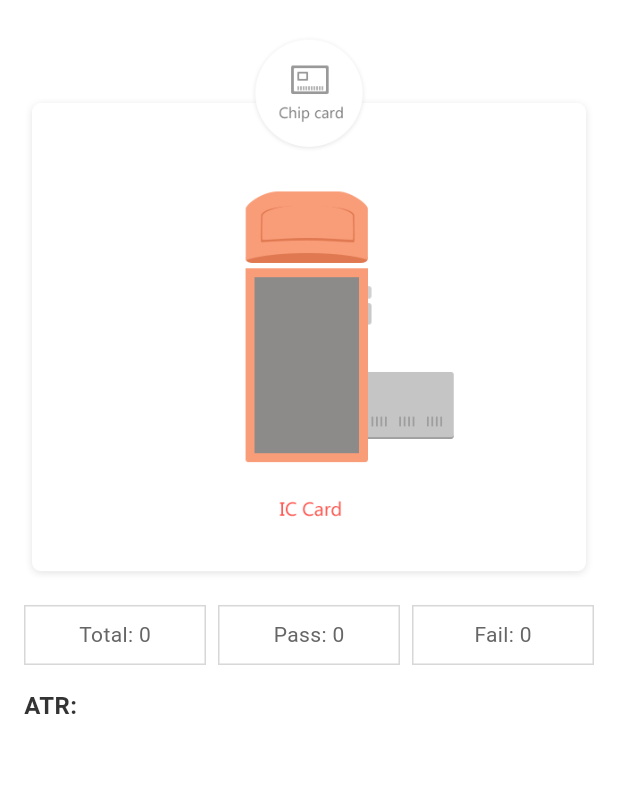
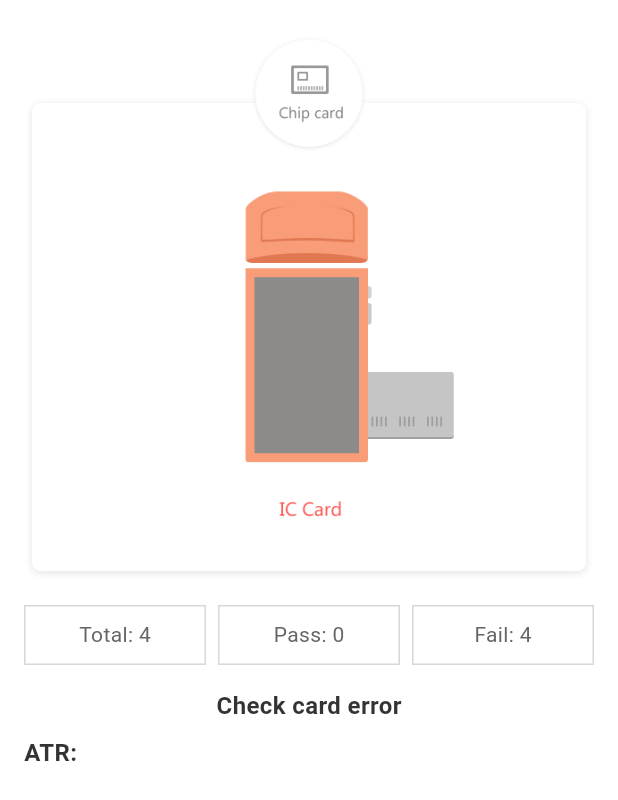
Before and after one commit to chuwuwang/sunmi-flutter-sdk, a Flutter app: the _ChipCardWidget widget shown alone on an empty page, opened directly, on a phone screen of 412 x 824 dp. Shown: the top 800 px of the screen. Run offline on Flutter 3.47's test engine with Material 3 defaults, Android fonts, the phone set to English and light mode, and no system bars; our stand-ins replace fluttertoast.

Commit message:
feat：add check ic card test function

```diff
--- a/lib/pages/card/card_ic_test_page.dart
+++ b/lib/pages/card/card_ic_test_page.dart
@@ -1,4 +1,7 @@
+import 'dart:convert';
+
 import 'package:flutter/material.dart';
+import 'package:sun_mi_flutter_sdk/engine/plugins/check_card_processor_engine.dart';
 import 'package:sun_mi_flutter_sdk/engine/plugins/entity/card_info.dart';
 import 'package:sun_mi_flutter_sdk/pages/base_state.dart';
 import 'package:sun_mi_flutter_sdk/pages/base_stateful_widget.dart';
@@ -33,11 +36,24 @@ class _ChipCardState extends BaseState<_ChipCardWidget> {
   int _failedTime = 0;
   int _successTime = 0;
   CardInfo ? _cardInfo;
+  String _description = "IC Card Test";
+
+  @override
+  void initState() {
+    super.initState();
+    _startCheckCard();
+  }
+
+  @override
+  void dispose() {
+    super.dispose();
+    CheckCardProcessorEngine.stopCheckCard();
+  }
 
   @override
   Widget build(BuildContext context) {
     var info = CardInfo();
-    if (_cardInfo != null) info = _cardInfo!;
+    if (_cardInfo != null) info = _cardInfo ! ;
     var atr = StringUtil.null2String(info.atr);
 
     var image = Image.asset("images/card_ic.png", width: 560);
@@ -49,7 +65,8 @@ class _ChipCardState extends BaseState<_ChipCardWidget> {
     List<Widget> children = [
       const SizedBox(height: 24), image,
       const SizedBox(height: 16), Row(children: childs),
-      const SizedBox(height: 16), CardUiUtil.itemText("ATR: $atr"),
+      const SizedBox(height: 16), CardUiUtil.descriptionText(_description),
+      const SizedBox(height: 8), CardUiUtil.itemText("ATR: $atr"),
       const SizedBox(height: 24),
     ];
     var column = Column(children: children, crossAxisAlignment: CrossAxisAlignment.start);
@@ -57,4 +74,32 @@ class _ChipCardState extends BaseState<_ChipCardWidget> {
     return container;
   }
 
+  void _startCheckCard() {
+    var future = CheckCardProcessorEngine.startCheckCard(2, 60);
+    future.then(_onCheckCardSuccess).catchError(_onCheckCardFailure);
+  }
+
+  void _onCheckCardSuccess(value) {
+    _totalTime++;
+    _successTime++;
+    callback() {
+      var obj = jsonDecode(value);
+      _description = "Find RF card";
+      _cardInfo = CardInfo.fromJson(obj);
+    }
+    setState(callback);
+    Future.delayed(const Duration(milliseconds: 500), _startCheckCard);
+  }
+
+  void _onCheckCardFailure(throwable) {
+    _totalTime++;
+    _failedTime++;
+    callback() {
+      _cardInfo = null;
+      _description = "Check card error";
+    }
+    setState(callback);
+    Future.delayed(const Duration(milliseconds: 500), _startCheckCard);
+  }
+
 }
```
